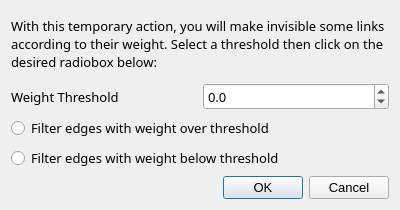
socnetv/app, file src/forms/dialogfilteredgesbyweight.ui: the form before one commit.
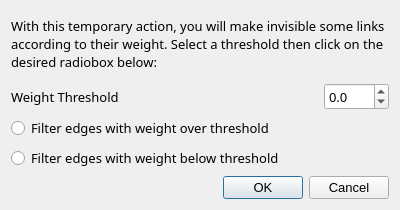
The form after the commit.

Diff of the .ui file:
```diff
--- a/src/forms/dialogfilteredgesbyweight.ui
+++ b/src/forms/dialogfilteredgesbyweight.ui
@@ -69,8 +69,27 @@
        </property>
       </widget>
      </item>
+     <item>
+      <spacer name="horizontalSpacer">
+       <property name="orientation">
+        <enum>Qt::Horizontal</enum>
+       </property>
+       <property name="sizeHint" stdset="0">
+        <size>
+         <width>40</width>
+         <height>20</height>
+        </size>
+       </property>
+      </spacer>
+     </item>
      <item>
       <widget class="QDoubleSpinBox" name="weightThreshold">
+       <property name="minimumSize">
+        <size>
+         <width>60</width>
+         <height>0</height>
+        </size>
+       </property>
        <property name="font">
         <font>
          <family>Sans Serif</family>
```
